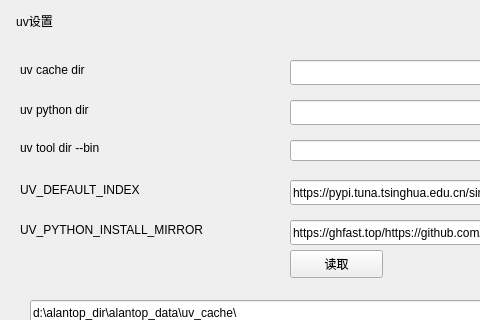
Before: the Qt Designer form uv.ui in alantop0720/alantop_config, drawn with Qt 5; both pictures show x 0 to 480 and y 0 to 320 of the 1046 by 534 pixel window.
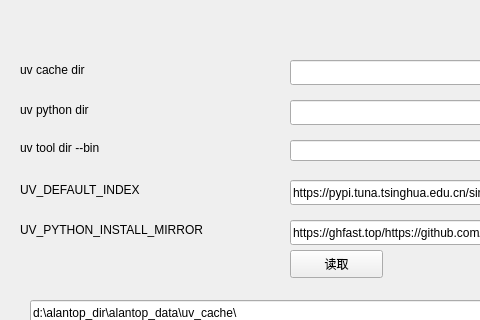
After: the same form once the commit is applied.

Commit message:
refactor: 移除冗余的setPageLabel方法并简化页面标题设置
1.  从多个头文件中删除setPageLabel成员函数声明
2.  移除对应cpp文件中的setPageLabel实现和字体设置代码
3.  从sysopt.ui和uv.ui中移除已废弃的pageLabel控件
4.  重构pnpm.ui，替换原有标题控件为功能输入控件

The edit to the form file:
```diff
--- a/uv.ui
+++ b/uv.ui
@@ -13,22 +13,6 @@
   <property name="windowTitle">
    <string notr="true"/>
   </property>
-  <widget class="QLabel" name="pageLabel">
-   <property name="geometry">
-    <rect>
-     <x>11</x>
-     <y>11</y>
-     <width>47</width>
-     <height>19</height>
-    </rect>
-   </property>
-   <property name="text">
-    <string>uv设置</string>
-   </property>
-   <property name="alignment">
-    <set>Qt::AlignCenter</set>
-   </property>
-  </widget>
   <widget class="QLineEdit" name="lineEdit_CACHE_DIR">
    <property name="geometry">
     <rect>
```
The commit also changes 10 other files.
